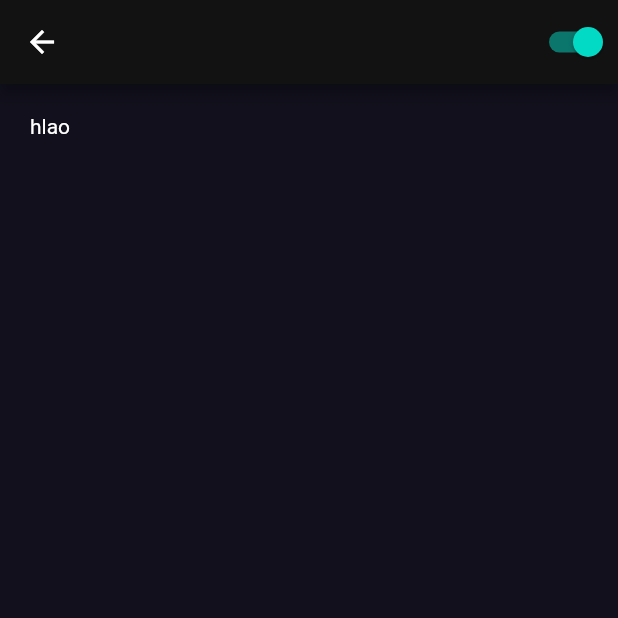
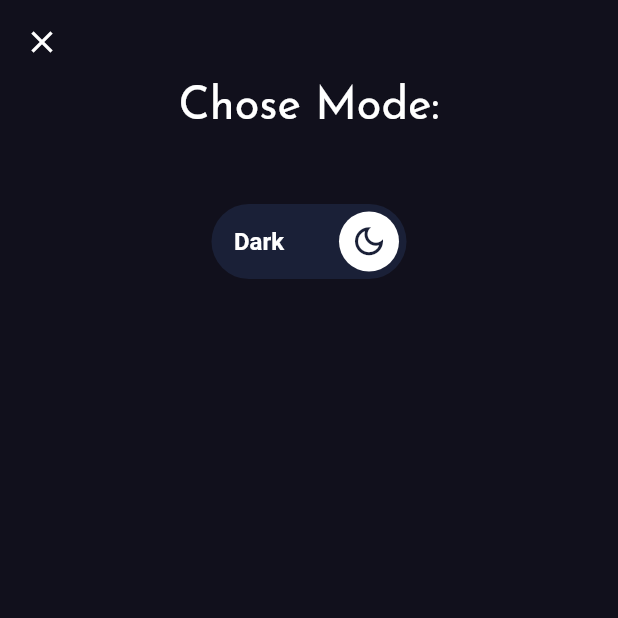
Before and after one commit to md7o/World-Cars, a Flutter app: the screen it shows after launch, item 3 of the bottom bar chosen, after a tap on "Dark mode", on a phone screen of 412 x 824 dp, the top half of it. Run offline on Flutter 3.47's test engine with Material 2 defaults, Android fonts, the phone set to English and light mode, and no system bars; drawn by our look-alikes of lite_rolling_switch; our stand-ins replace google_fonts, google_nav_bar.

Commit message:
designing darkmode page , add switch button

```diff
--- a/lib/models/themedata.dart
+++ b/lib/models/themedata.dart
@@ -16,10 +16,12 @@ class MyThemes {
     scaffoldBackgroundColor: const Color(0xFF11101C),
     colorScheme: const ColorScheme.dark(),
     primaryColor: const Color(0xFF1A2037),
+    iconTheme: const IconThemeData(color: Colors.white),
   );
   static final lightTheme = ThemeData(
     scaffoldBackgroundColor: const Color(0xFFC9D4FF),
     colorScheme: const ColorScheme.light(),
     primaryColor: const Color(0xFF8097F1),
+    iconTheme: const IconThemeData(color: Color(0xFF1A2037)),
   );
 }
--- a/lib/push_pages/darkMode.dart
+++ b/lib/push_pages/darkMode.dart
@@ -1,4 +1,6 @@
 import 'package:flutter/material.dart';
+import 'package:google_fonts/google_fonts.dart';
+import 'package:lite_rolling_switch/lite_rolling_switch.dart';
 
 import 'package:world_car/widget/change.dart';
 
@@ -10,21 +12,44 @@ class DarkMode extends StatefulWidget {
 }
 
 class _DarkModeState extends State<DarkMode> {
+  bool click = true;
+
   @override
   Widget build(BuildContext context) {
+    final text = MediaQuery.of(context).platformBrightness == Brightness.dark
+        ? 'darkTheme'
+        : 'LightTheme';
     return Scaffold(
         appBar: AppBar(
-          actions: const [
-            ChangeThemeButtonWidget(),
+          backgroundColor: Colors.transparent,
+          elevation: 0,
+          leading: IconButton(
+              color: Theme.of(context).iconTheme.color,
+              onPressed: () {
+                Navigator.pop(context);
+              },
+              icon: const Icon(Icons.close)),
+        ),
+        body: Column(
+          children: [
+            Text(
+              "Chose Mode:",
+              style: GoogleFonts.josefinSans(
+                color: Theme.of(context).iconTheme.color,
+                textStyle: const TextStyle(
+                    fontSize: 30, fontWeight: FontWeight.normal),
+              ),
+            ),
+            SizedBox(
+              height: 50,
+            ),
+            const Center(
+              child: Actions(
+                actions: {},
+                child: ChangeThemeButtonWidget(),
+              ),
+            ),
           ],
-        ),
-        body: Padding(
-          padding: const EdgeInsets.all(20),
-          child: Column(
-            children: const [
-              Text('hlao'),
-            ],
-          ),
         ));
   }
 }
--- a/lib/screen/CountryCar.dart
+++ b/lib/screen/CountryCar.dart
@@ -63,6 +63,7 @@ class CountryCar extends StatelessWidget {
                   Text(
                     label,
                     style: GoogleFonts.josefinSans(
+                      color: Theme.of(context).iconTheme.color,
                       textStyle: const TextStyle(
                           fontSize: 22, fontWeight: FontWeight.normal),
                     ),
@@ -82,6 +83,7 @@ class CountryCar extends StatelessWidget {
               child: Text(
                 '$label Cars',
                 style: GoogleFonts.josefinSans(
+                  color: Theme.of(context).iconTheme.color,
                   textStyle: const TextStyle(
                       fontSize: 20, fontWeight: FontWeight.normal),
                 ),
@@ -149,6 +151,7 @@ class CountryCar extends StatelessWidget {
               child: Text(
                 'Facts',
                 style: GoogleFonts.josefinSans(
+                  color: Theme.of(context).iconTheme.color,
                   textStyle: const TextStyle(
                       fontSize: 20, fontWeight: FontWeight.normal),
                 ),
--- a/lib/screen/famousCar.dart
+++ b/lib/screen/famousCar.dart
@@ -80,6 +80,7 @@ class FamousCar extends StatelessWidget {
                     top: 60, bottom: 30, left: 30, right: 30),
                 child: Text('Best selling cars worldwide in (2021)',
                     style: GoogleFonts.josefinSans(
+                      color: Theme.of(context).iconTheme.color,
                       textStyle: const TextStyle(
                           fontSize: 19, fontWeight: FontWeight.normal),
                     ),
--- a/lib/screen/setting.dart
+++ b/lib/screen/setting.dart
@@ -22,6 +22,7 @@ class Setting extends StatelessWidget {
               child: Text(
                 'Setting',
                 style: GoogleFonts.josefinSans(
+                  color: Theme.of(context).iconTheme.color,
                   textStyle: const TextStyle(
                       fontSize: 30, fontWeight: FontWeight.normal),
                 ),
@@ -36,6 +37,7 @@ class Setting extends StatelessWidget {
                 child: Text(
                   'General',
                   style: GoogleFonts.josefinSans(
+                    color: Theme.of(context).iconTheme.color,
                     textStyle: const TextStyle(
                         fontSize: 20, fontWeight: FontWeight.normal),
                   ),
@@ -81,6 +83,7 @@ class Setting extends StatelessWidget {
                 child: Text(
                   'About',
                   style: GoogleFonts.josefinSans(
+                    color: Theme.of(context).iconTheme.color,
                     textStyle: const TextStyle(
                         fontSize: 20, fontWeight: FontWeight.normal),
                   ),
--- a/lib/widget/change.dart
+++ b/lib/widget/change.dart
@@ -1,4 +1,5 @@
 import 'package:flutter/material.dart';
+import 'package:lite_rolling_switch/lite_rolling_switch.dart';
 import 'package:provider/provider.dart';
 import 'package:world_car/models/themedata.dart';
 
@@ -6,13 +7,33 @@ class ChangeThemeButtonWidget extends StatelessWidget {
   const ChangeThemeButtonWidget({
     super.key,
   });
-
   @override
   Widget build(BuildContext context) {
     final themeProvider = Provider.of<ThemeProvider>(context);
-    return Switch.adaptive(
+
+    return LiteRollingSwitch(
       value: themeProvider.isDarkMode,
+      textOn: 'Dark ',
+      textOff: 'Light',
+      textOnColor: Colors.white,
+      colorOn: Color(0xFF1A2037),
+      colorOff: Color(0xFF8097F1),
+      iconOn: Icons.dark_mode_outlined,
+      iconOff: Icons.wb_sunny_outlined,
+      textSize: 16.0,
       onChanged: (value) {
+        final provider = Provider.of<ThemeProvider>(context, listen: false);
+        provider.toggleTheme(value);
+      },
+      onDoubleTap: (value) {
+        final provider = Provider.of<ThemeProvider>(context, listen: false);
+        provider.toggleTheme(value);
+      },
+      onSwipe: (value) {
+        final provider = Provider.of<ThemeProvider>(context, listen: false);
+        provider.toggleTheme(value);
+      },
+      onTap: (value) {
         final provider = Provider.of<ThemeProvider>(context, listen: false);
         provider.toggleTheme(value);
       },
--- a/pubspec.yaml
+++ b/pubspec.yaml
@@ -16,6 +16,7 @@ dependencies:
   google_nav_bar: ^5.0.6
   google_fonts: ^3.0.1
   provider: ^6.0.5
+  lite_rolling_switch: ^1.0.0
 
 dev_dependencies:
   flutter_test:
```
Also changed, not shown: pubspec.lock.
